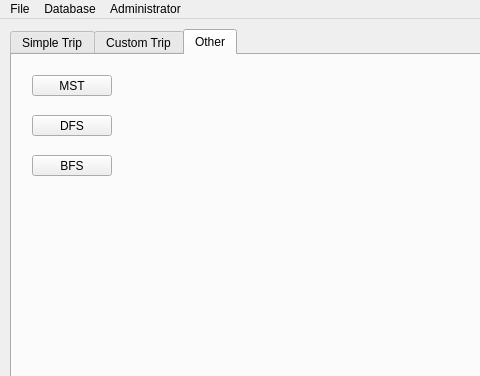
This is BaseballTour/mainwindow.ui in ethanl21/BaseballTour as Qt 5 draws it before an edit; both pictures show x 0 to 480 and y 0 to 376 of the 800 by 600 pixel window. The edited form follows.
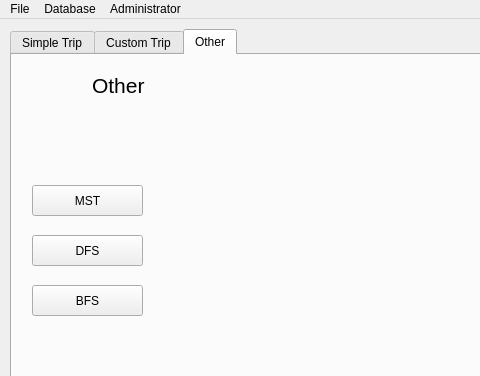
This is the edited form. The open tabs and pages were chosen to show the change. Icons and pictures are not drawn.

Commit message: Updated QSS, font, added icons

The edit to the form file:
```diff
--- a/BaseballTour/mainwindow.ui
+++ b/BaseballTour/mainwindow.ui
@@ -185,9 +185,9 @@
       <property name="geometry">
        <rect>
         <x>20</x>
-        <y>20</y>
-        <width>80</width>
-        <height>21</height>
+        <y>130</y>
+        <width>111</width>
+        <height>31</height>
        </rect>
       </property>
       <property name="text">
@@ -198,9 +198,9 @@
       <property name="geometry">
        <rect>
         <x>20</x>
-        <y>60</y>
-        <width>80</width>
-        <height>21</height>
+        <y>180</y>
+        <width>111</width>
+        <height>31</height>
        </rect>
       </property>
       <property name="text">
@@ -211,15 +211,50 @@
       <property name="geometry">
        <rect>
         <x>20</x>
-        <y>100</y>
-        <width>80</width>
-        <height>21</height>
+        <y>230</y>
+        <width>111</width>
+        <height>31</height>
        </rect>
       </property>
       <property name="text">
        <string>BFS</string>
       </property>
      </widget>
+     <widget class="QLabel" name="label_7">
+      <property name="geometry">
+       <rect>
+        <x>10</x>
+        <y>10</y>
+        <width>51</width>
+        <height>51</height>
+       </rect>
+      </property>
+      <property name="text">
+       <string/>
+      </property>
+      <property name="pixmap">
+       <pixmap resource="resources.qrc">:/img/graph-outline.png</pixmap>
+      </property>
+      <property name="scaledContents">
+       <bool>false</bool>
+      </property>
+      <property name="alignment">
+       <set>Qt::AlignLeading|Qt::AlignLeft|Qt::AlignTop</set>
+      </property>
+     </widget>
+     <widget class="QLabel" name="label_9">
+      <property name="geometry">
+       <rect>
+        <x>80</x>
+        <y>10</y>
+        <width>121</width>
+        <height>41</height>
+       </rect>
+      </property>
+      <property name="text">
+       <string>&lt;html&gt;&lt;head/&gt;&lt;body&gt;&lt;p&gt;&lt;span style=&quot; font-size:16pt;&quot;&gt;Other&lt;/span&gt;&lt;/p&gt;&lt;/body&gt;&lt;/html&gt;</string>
+      </property>
+     </widget>
     </widget>
    </widget>
   </widget>
```
Left out of the diff: 104 changed lines with no effect on the pictures. The commit also changes 9 other files.
